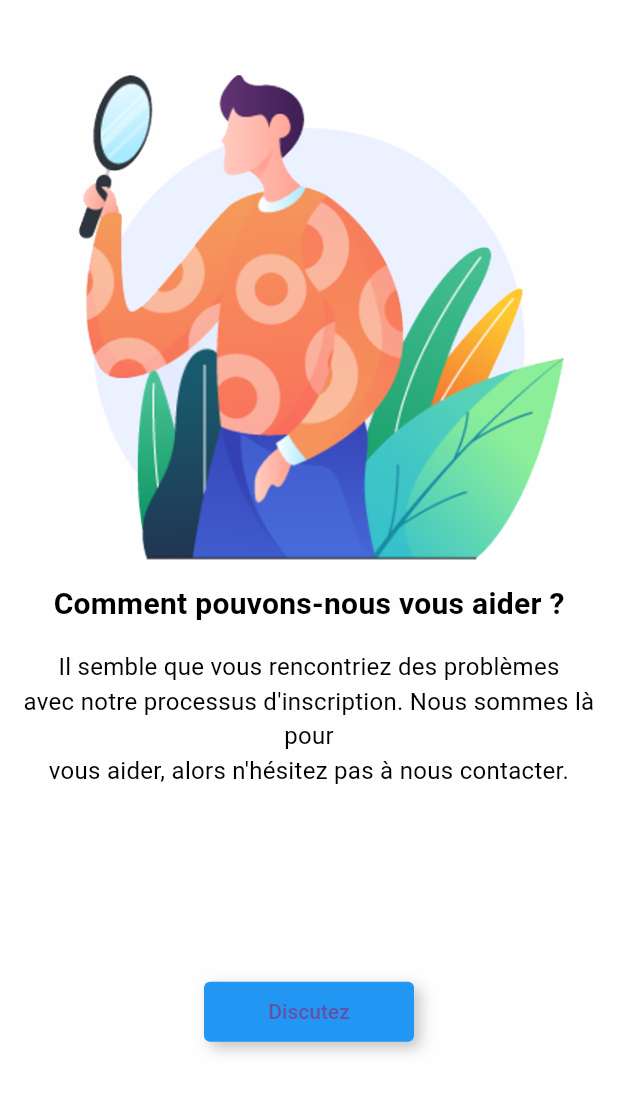
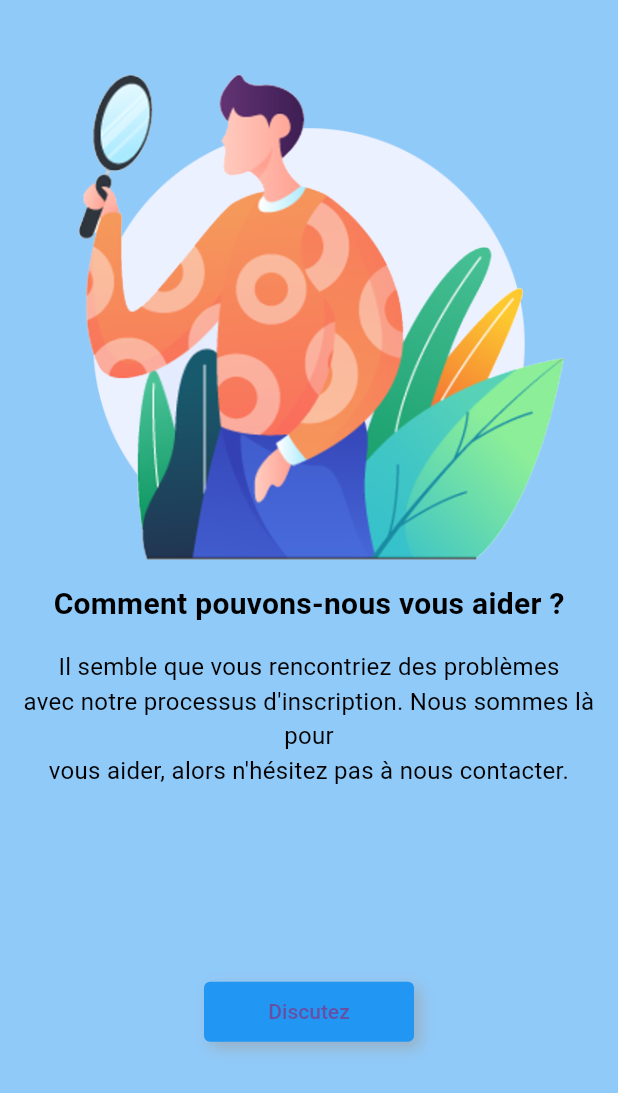
Before and after one commit to Amine0320/Kaisi_Mobile_App, a Flutter app: the ContactScreen screen opened by its route, on a phone screen of 412 x 824 dp. Shown: the top 1093 px of the screen. Run offline on Flutter 3.47's test engine with Material 3 defaults, Android fonts, the phone set to English and light mode, and no system bars; our stand-ins replace bloc, cached_network_image, cloud_firestore, connectivity_plus, equatable, firebase_auth and 11 more; missing offline and left inert: conditional_questions; accounts and stored records are empty; Roboto replaces fonts that are missing (WorkSans).

Commit message:
Colors Adjustement

```diff
--- a/lib/Screens/SideBar/Contact/contact_screen.dart
+++ b/lib/Screens/SideBar/Contact/contact_screen.dart
@@ -22,8 +22,7 @@ class _ContactScreenState extends State<ContactScreen> {
       child: SafeArea(
         top: false,
         child: Scaffold(
-          backgroundColor:
-              isLightMode ? AppTheme.nearlyWhite : AppTheme.nearlyBlack,
+          backgroundColor: const Color(0xFF90CAF9),
           body: Column(
             children: <Widget>[
               Container(
--- a/lib/Screens/SideBar/Menu/Menu_screen.dart
+++ b/lib/Screens/SideBar/Menu/Menu_screen.dart
@@ -10,6 +10,7 @@ class _MenuPageState extends State<MenuPage> {
   @override
   Widget build(BuildContext context) {
     return Scaffold(
+      backgroundColor: const Color(0xFF90CAF9),
       body: Center(
         child: Column(
           mainAxisAlignment: MainAxisAlignment.center,
--- a/lib/Screens/SideBar/Parrinage/parrinage_screen.dart
+++ b/lib/Screens/SideBar/Parrinage/parrinage_screen.dart
@@ -21,7 +21,7 @@ class _ParrinageState extends State<Parrinage> {
       child: SafeArea(
         top: false,
         child: Scaffold(
-          backgroundColor: isLightMode ? AppTheme.white : AppTheme.nearlyBlack,
+          backgroundColor: const Color(0xFF90CAF9),
           body: Column(
             children: <Widget>[
               Container(
--- a/lib/Screens/SideBar/feedback/feedback_screen.dart
+++ b/lib/Screens/SideBar/feedback/feedback_screen.dart
@@ -62,8 +62,7 @@ class _FeedbackScreenState extends State<FeedbackScreen> {
       child: SafeArea(
         top: false,
         child: Scaffold(
-          backgroundColor:
-              isLightMode ? AppTheme.nearlyWhite : AppTheme.nearlyBlack,
+          backgroundColor: const Color(0xFF90CAF9),
           body: SingleChildScrollView(
             child: SizedBox(
               height: MediaQuery.of(context).size.height,
```
Also changed, not shown: lib/Screens/HomeScreen/home_screen.dart (+5 -4 lines).
